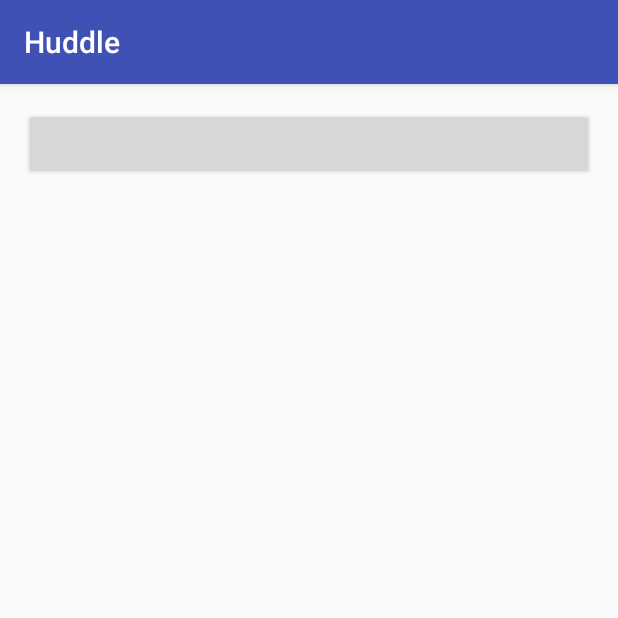
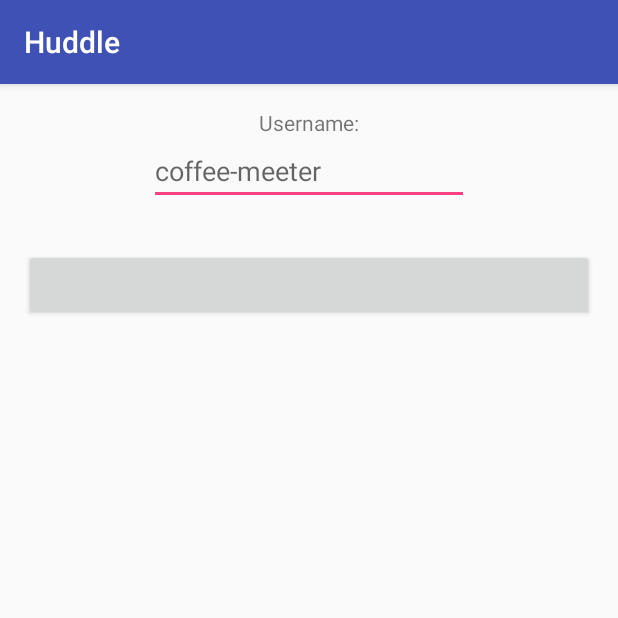
Before and after one commit to AndroidHuddle/Huddle, an Android app: the screen it shows after launch (LoginActivity), on a phone screen of 412 x 824 dp, the top half of it. Run offline under Robolectric (Android 15) with nearby library versions, the phone set to English and light mode, and no system bars; our stand-ins replace ButterKnife; libraries missing offline, so code that uses them is left out: com.digits.sdk, com.parse, com.parse.interceptors, com.twitter.sdk, io.fabric.sdk; plain views replace DigitsAuthButton; 9 statements that could not run were skipped.

Commit message:
add username and persist with sharedpref(name and number)

```diff
--- a/app/src/main/java/com/example/badhri/huddle/HuddleApplication.java
+++ b/app/src/main/java/com/example/badhri/huddle/HuddleApplication.java
@@ -3,6 +3,7 @@ package com.example.badhri.huddle;
 import android.app.Application;
 import android.content.Context;
 import android.content.Intent;
+import android.content.SharedPreferences;
 import android.widget.Toast;
 
 import com.digits.sdk.android.AuthCallback;
@@ -61,6 +62,12 @@ public class HuddleApplication extends Application {
                 // Do something with the session
                 Toast.makeText(getBaseContext(), "login successful", Toast.LENGTH_LONG).show();
 
+                // storing phone numbers and username
+                SharedPreferences mSettings = getApplicationContext().getSharedPreferences("Settings", 0);
+                SharedPreferences.Editor editor = mSettings.edit();
+                editor.putString("phoneNumber", phoneNumber);
+                editor.apply();
+
                 Intent intent = new Intent(getBaseContext(), MainActivity.class);
                 intent.addFlags(Intent.FLAG_ACTIVITY_NEW_TASK);//I don't really get why this is needed
                 startActivity(intent);
--- a/app/src/main/java/com/example/badhri/huddle/activities/LoginActivity.java
+++ b/app/src/main/java/com/example/badhri/huddle/activities/LoginActivity.java
@@ -1,22 +1,80 @@
 package com.example.badhri.huddle.activities;
 
+import android.content.SharedPreferences;
 import android.os.Bundle;
 import android.support.v7.app.AppCompatActivity;
+import android.text.Editable;
+import android.text.TextWatcher;
+import android.widget.EditText;
 
 import com.digits.sdk.android.DigitsAuthButton;
 import com.example.badhri.huddle.HuddleApplication;
 import com.example.badhri.huddle.R;
 
+import butterknife.BindView;
+import butterknife.ButterKnife;
+import butterknife.OnClick;
+
 public class LoginActivity extends AppCompatActivity {
+    @BindView(R.id.etUsername)
+    EditText etUsername;
 
+    DigitsAuthButton digitsButton;
+    private String username;
+
+    private SharedPreferences mSettings;
 
     @Override
     protected void onCreate(Bundle savedInstanceState) {
         super.onCreate(savedInstanceState);
         setContentView(R.layout.activity_login);
+        ButterKnife.bind(this);
 
-        DigitsAuthButton digitsButton = (DigitsAuthButton) findViewById(R.id.auth_button);
+        digitsButton = (DigitsAuthButton) findViewById(R.id.auth_button);
         digitsButton.setCallback(((HuddleApplication) getApplication()).getAuthCallback());
+        checkUsernameListener();
+        mSettings = getApplicationContext().getSharedPreferences("Settings", 0);
+        if (!mSettings.getString("phoneNumber", "missing").equals("missing") && !mSettings.getString("username", "missing").equals("missing")) {
+//            Log.d("DEBUG",mSettings.getString("phoneNumber", "missing"));
+//            Log.d("DEBUG",mSettings.getString("username", "missing"));
+            digitsButton.performClick();
+        }
+    }
+
+    @OnClick(R.id.auth_button)
+    public void onClickCollectUsername() {
+        username = etUsername.getText().toString();
+        System.out.println(username);
+        SharedPreferences.Editor editor = mSettings.edit();
+        editor.putString("username", username);
+        editor.apply();
+
+    }
+
+    private void checkUsernameListener() {
+        etUsername.addTextChangedListener(new TextWatcher() {
+
+            @Override
+            public void onTextChanged(CharSequence s, int start, int before, int count) {
+                //Check if 's' is empty
+                if (s.length() == 0) {
+                    digitsButton.setEnabled(false);
+                } else {
+                    digitsButton.setEnabled(true);
+                }
+
+            }
+
+            @Override
+            public void beforeTextChanged(CharSequence s, int start, int count,
+                                          int after) {
+
+            }
+
+            @Override
+            public void afterTextChanged(Editable s) {
+            }
+        });
     }
 
 }
--- a/app/src/main/res/layout/activity_login.xml
+++ b/app/src/main/res/layout/activity_login.xml
@@ -8,11 +8,34 @@
     android:paddingLeft="@dimen/activity_horizontal_margin"
     android:paddingRight="@dimen/activity_horizontal_margin"
     android:paddingTop="@dimen/activity_vertical_margin"
-    tools:context="com.codepath.testlogin.activities.LoginActivity">
+    tools:context=".activities.LoginActivity">
 
 
     <com.digits.sdk.android.DigitsAuthButton
         android:id="@+id/auth_button"
         android:layout_width="match_parent"
-        android:layout_height="wrap_content"/>
+        android:layout_height="wrap_content"
+        android:layout_alignParentTop="true"
+        android:layout_alignParentRight="true"
+        android:layout_alignParentEnd="true"
+        android:layout_marginTop="94dp" />
+
+    <TextView
+        android:layout_width="wrap_content"
+        android:layout_height="wrap_content"
+        android:text="@string/username"
+        tools:text="Username:"
+        android:id="@+id/username"
+        android:layout_alignParentTop="true"
+        android:layout_centerHorizontal="true" />
+
+    <EditText
+        android:layout_width="wrap_content"
+        android:layout_height="wrap_content"
+        android:inputType="textPersonName"
+        android:hint="coffee-meeter"
+        android:ems="10"
+        android:id="@+id/etUsername"
+        android:layout_below="@+id/username"
+        android:layout_centerHorizontal="true" />
 </RelativeLayout>
--- a/app/src/main/res/values/strings.xml
+++ b/app/src/main/res/values/strings.xml
@@ -10,4 +10,5 @@
     <string name="invite">Invite</string>
 
     <string name="title_activity_event_detail">EventDetailActivity</string>
+    <string name="username">Username:</string>
 </resources>
```
